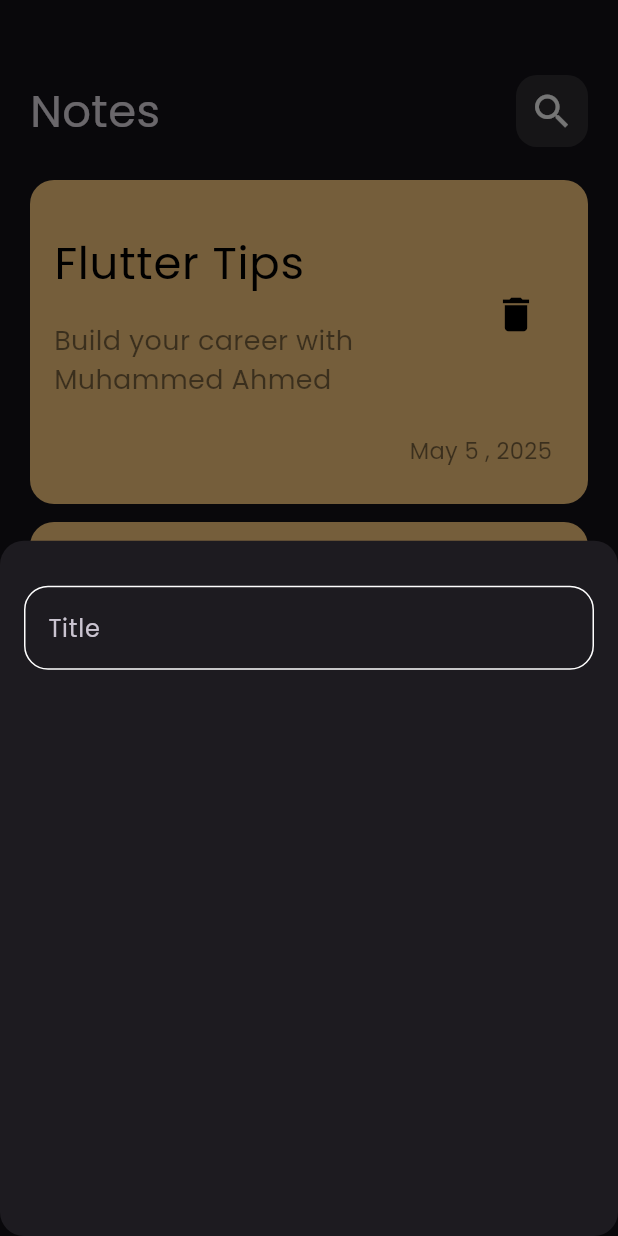
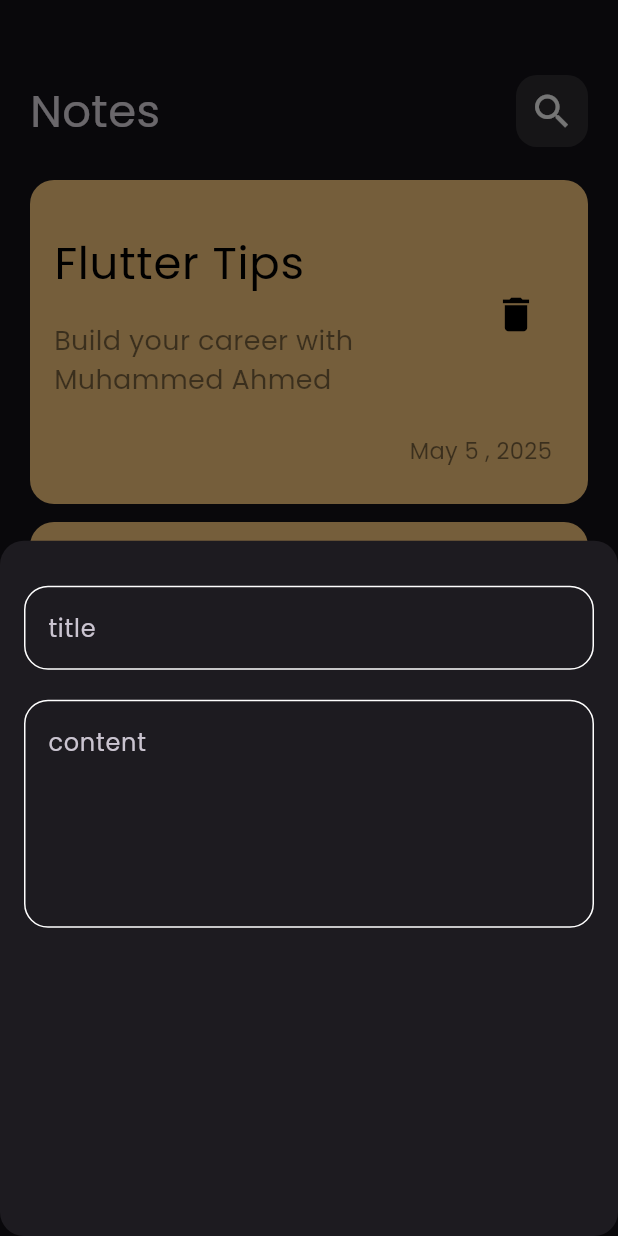
Before and after one commit to eNgMu77/note_app, a Flutter app: the screen it shows after launch, after a tap on the "add" icon, on a phone screen of 412 x 824 dp. Run offline on Flutter 3.47's test engine with Material 3 defaults, Android fonts, the phone set to English and light mode, and no system bars.

Commit message:
add filed to notes bottom sheet

```diff
--- a/lib/views/widgets/add_notes_bottom_sheet.dart
+++ b/lib/views/widgets/add_notes_bottom_sheet.dart
@@ -6,11 +6,18 @@ class AddNoteBottomSheet extends StatelessWidget {
 
   @override
   Widget build(BuildContext context) {
-    return Container(child: Column(children: [
-      SizedBox(height: 30,),
-      Padding(
+    return Container(
+      child: Padding(
         padding: const EdgeInsets.symmetric(horizontal: 16),
-        child: CustomTextField(),
-      )]));
+        child: Column(
+          children:const [
+            SizedBox(height: 30),
+            CustomTextField(hint: 'title'),
+            SizedBox(height: 20),
+            CustomTextField(hint: 'content',maxLine: 5,),
+          ],
+        ),
+      ),
+    );
   }
 }
--- a/lib/views/widgets/custom_text_field.dart
+++ b/lib/views/widgets/custom_text_field.dart
@@ -2,14 +2,18 @@ import 'package:flutter/material.dart';
 import 'package:note_app/constant.dart';
 
 class CustomTextField extends StatelessWidget {
-  const CustomTextField({super.key});
+  const CustomTextField({super.key, required this.hint, this.maxLine = 1});
+
+  final String hint;
+  final int maxLine;
 
   @override
   Widget build(BuildContext context) {
     return TextField(
+      maxLines: maxLine,
       cursorColor: kPrimaryColor,
       decoration: InputDecoration(
-        hintText: 'Title',
+        hintText: hint,
 
         border: buildBorder(),
         enabledBorder: buildBorder(),
```
